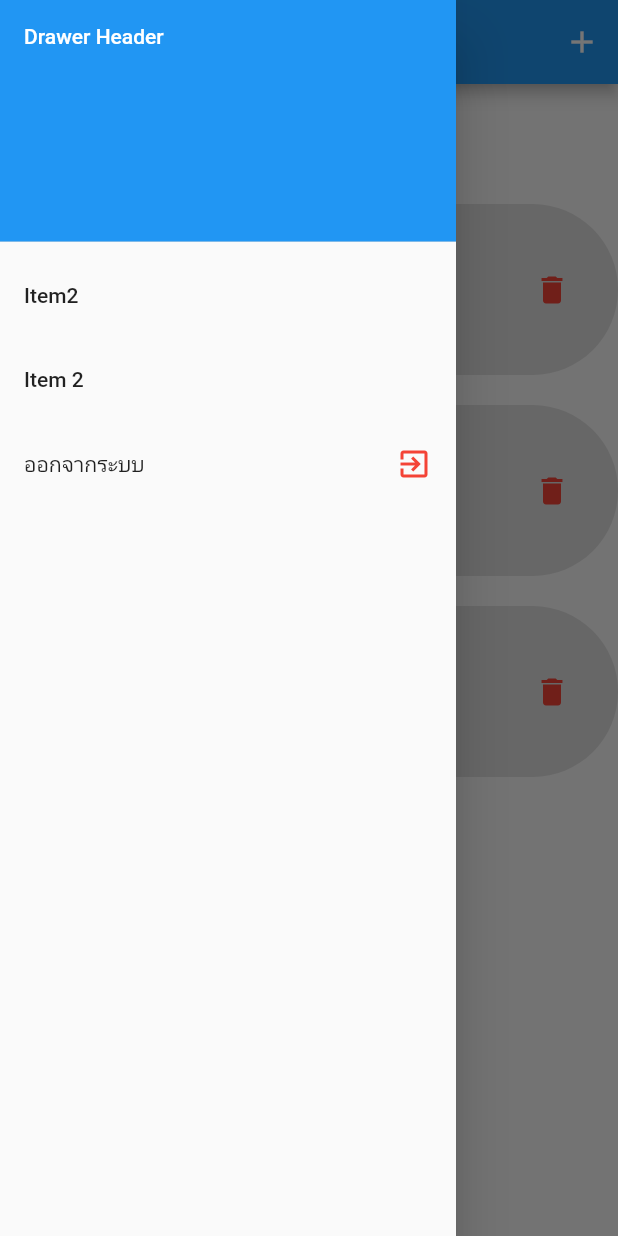
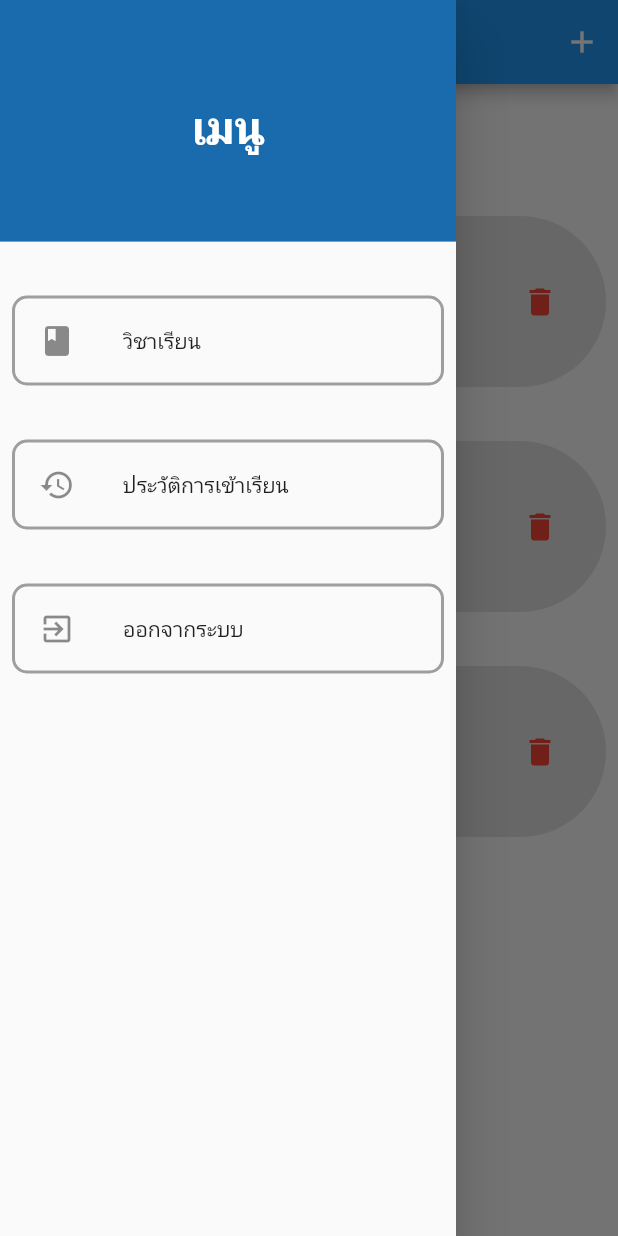
Before and after one commit to sirichai201/ProjectApp, a Flutter app: the UserScreen screen opened directly, with the side drawer open, on a phone screen of 412 x 824 dp. Run offline on Flutter 3.47's test engine with Material 2 defaults, Android fonts, the phone set to English and light mode, and no system bars.

Commit message:
เพิ่มหน้ารายวิชา

```diff
--- /dev/null
+++ b/flutter_application_blockchain/lib/screen/SubjectDetailScreen.dart
@@ -0,0 +1,27 @@
+import 'package:flutter/material.dart';
+
+class SubjectDetailScreen extends StatelessWidget {
+  final Map<String, String> subject;
+
+  SubjectDetailScreen({required this.subject});
+
+  @override
+  Widget build(BuildContext context) {
+    return Scaffold(
+      appBar: AppBar(
+        title: Text(subject['code'] ?? 'รายละเอียดรายวิชา'),
+      ),
+      body: Center(
+        child: Column(
+          mainAxisAlignment: MainAxisAlignment.center,
+          children: [
+            Text('รหัสวิชา: ${subject['code']}'),
+            Text('ชื่อรายวิชา: ${subject['name']}'),
+            Text('หมู่เรียน: ${subject['group']}'),
+            // เพิ่มข้อมูลอื่นๆ ของรายวิชาตามต้องการ
+          ],
+        ),
+      ),
+    );
+  }
+}
--- a/flutter_application_blockchain/lib/screen/User.dart
+++ b/flutter_application_blockchain/lib/screen/User.dart
@@ -1,6 +1,8 @@
 import 'package:flutter/material.dart';
 import 'package:flutter/services.dart';
 import 'package:flutter_application_blockchain/screen/login.dart';
+
+import 'SubjectDetailScreen.dart';
 
 class UserScreen extends StatefulWidget {
   @override
@@ -33,6 +35,28 @@ class _UserScreenState extends State<UserScreen> {
           ],
         );
       },
+    );
+  }
+
+  Widget _buildDrawerItem({
+    required String title,
+    required IconData icon,
+    required VoidCallback onTap,
+  }) {
+    return Container(
+      width: MediaQuery.of(context).size.width * 0.7,
+      margin: EdgeInsets.only(top: 8.0, bottom: 8.0, left: 8.0, right: 8.0),
+      decoration: BoxDecoration(
+        border:
+            Border.all(color: Colors.grey, width: 2), // กำหนดเส้นโครงของกรอบ
+        borderRadius: BorderRadius.circular(
+            10.0), // กำหนดขอบเส้นโครงเป็นรูปสี่เหลี่ยมเหลี่ยม
+      ),
+      child: ListTile(
+        leading: Icon(icon),
+        title: Text(title),
+        onTap: onTap,
+      ),
     );
   }
 
@@ -135,40 +159,57 @@ class _UserScreenState extends State<UserScreen> {
         child: ListView(
           padding: EdgeInsets.zero,
           children: <Widget>[
-            DrawerHeader(
+            const DrawerHeader(
               decoration: BoxDecoration(
-                color: Colors.blue,
+                color: Color.fromARGB(255, 26, 107, 173),
               ),
+              child: Center(
                 child: Text(
-                'Drawer Header',
-                style: TextStyle(color: Colors.white),
+                  'เมนู',
+                  style: TextStyle(
+                    color: Colors.white,
+                    fontSize: 30.0,
+                    fontWeight: FontWeight.bold,
                   ),
                 ),
-
-            ListTile(
-              title: Text('Item2'),
-              onTap: () {},
               ),
-            ListTile(
-              title: Text('Item 2'),
+            ),
+            SizedBox(
+              height: 20,
+            ),
+            _buildDrawerItem(
+              title: 'วิชาเรียน',
+              icon: Icons.book,
               onTap: () {
-                // Handle item 2 tap
+                // เพิ่มโค้ดที่คุณต้องการเมื่อคลิกที่เมนู 'วิชาเรียน'
               },
             ),
-            ListTile(
-              title: Text('ออกจากระบบ'),
+            SizedBox(
+              height: 20,
+            ),
+            _buildDrawerItem(
+              title: 'ประวัติการเข้าเรียน',
+              icon: Icons.history,
+              onTap: () {
+                // เพิ่มโค้ดที่คุณต้องการเมื่อคลิกที่เมนู 'ประวัติการเข้าเรียน'
+              },
+            ),
+            SizedBox(
+              height: 20,
+            ),
+            _buildDrawerItem(
+              title: 'ออกจากระบบ',
+              icon: Icons.exit_to_app,
               onTap: () {
                 Navigator.push(
                   context,
                   MaterialPageRoute(builder: (context) => LoginScreen()),
                 ); // ปิด Drawer เมื่อกดปุ่ม "ออก"
               },
-              trailing: Icon(
-                Icons.exit_to_app, // ใส่ไอคอนเพื่อแสดงให้เห็นว่าเป็นปุ่มออก
-                color: Colors.red, // สีแดง
             ),
-            )
-
+            SizedBox(
+              height: 20,
+            ),
             // Add more ListTile items as needed
           ],
         ),
@@ -182,10 +223,22 @@ class _UserScreenState extends State<UserScreen> {
               itemCount: subjects.length,
               itemBuilder: (context, index) {
                 final subject = subjects[index];
-                return Column(
+                return InkWell(
+                  onTap: () {
+                    Navigator.push(
+                      context,
+                      MaterialPageRoute(
+                        builder: (context) =>
+                            SubjectDetailScreen(subject: subject),
+                      ),
+                    );
+                  },
+                  child: Column(
                     children: [
                       Container(
-                      padding: EdgeInsets.all(20.0),
+                        padding: const EdgeInsets.all(20.0),
+                        margin: const EdgeInsets.only(
+                            top: 8.0, bottom: 8.0, left: 8.0, right: 8.0),
                         decoration: BoxDecoration(
                           color: Colors.grey[300], // สีเทาสำหรับกรอบรายวิชา
                           borderRadius: BorderRadius.circular(60.0),
@@ -196,12 +249,13 @@ class _UserScreenState extends State<UserScreen> {
                             Text(
                               ' ${index + 1}',
                               style: TextStyle(
-                              color: Colors.green, // สีเขียวสำหรับเลขลำดับวิชา
+                                color:
+                                    Colors.green, // สีเขียวสำหรับเลขลำดับวิชา
                                 fontSize: 30.0,
                                 fontWeight: FontWeight.bold,
                               ),
                             ),
-                          SizedBox(width: 30.0),
+                            SizedBox(width: 60.0),
                             Expanded(
                               child: Column(
                                 crossAxisAlignment: CrossAxisAlignment.start,
@@ -228,7 +282,10 @@ class _UserScreenState extends State<UserScreen> {
                               ),
                             ),
                             IconButton(
-                            icon: Icon(Icons.delete, color: Colors.red),
+                              icon: const Icon(
+                                Icons.delete,
+                                color: Colors.red,
+                              ),
                               onPressed: () async {
                                 bool? shouldDelete =
                                     await _showDeleteConfirmationDialog(
@@ -243,9 +300,10 @@ class _UserScreenState extends State<UserScreen> {
                           ],
                         ),
                       ),
-                    SizedBox(
+                      const SizedBox(
                           height: 20), // ระยะห่างระหว่างกรอบรายวิชาแต่ละรายการ
                     ],
+                  ),
                 );
               },
             ),
```
Lines whose indentation alone changed are shown as unchanged.
